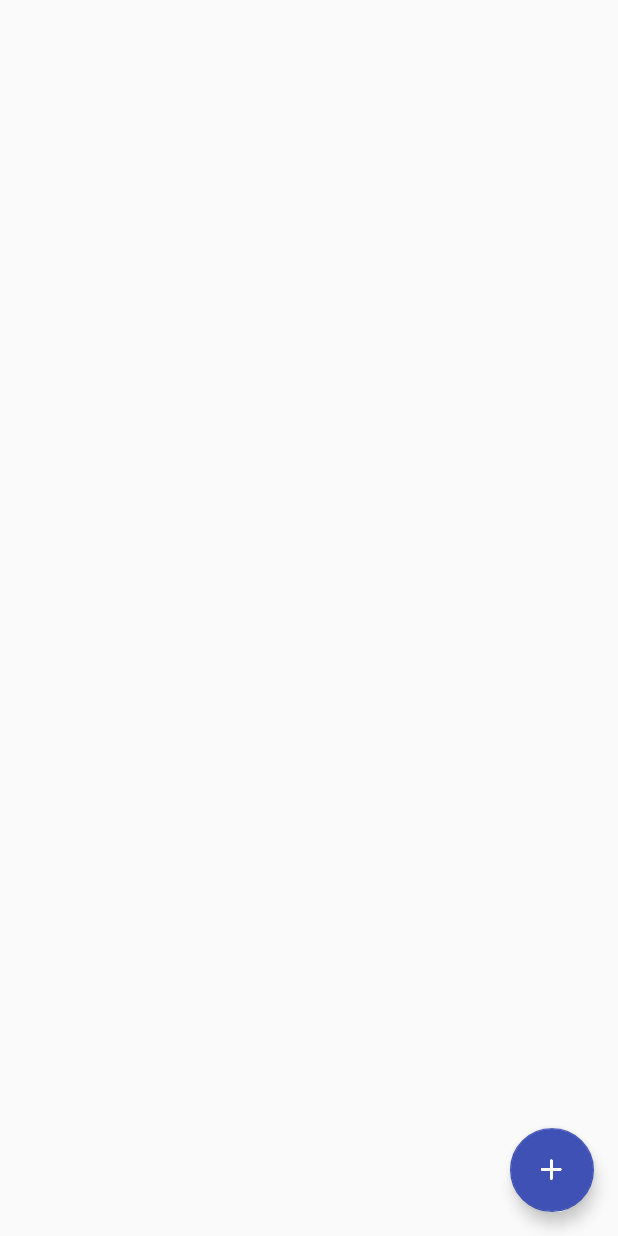
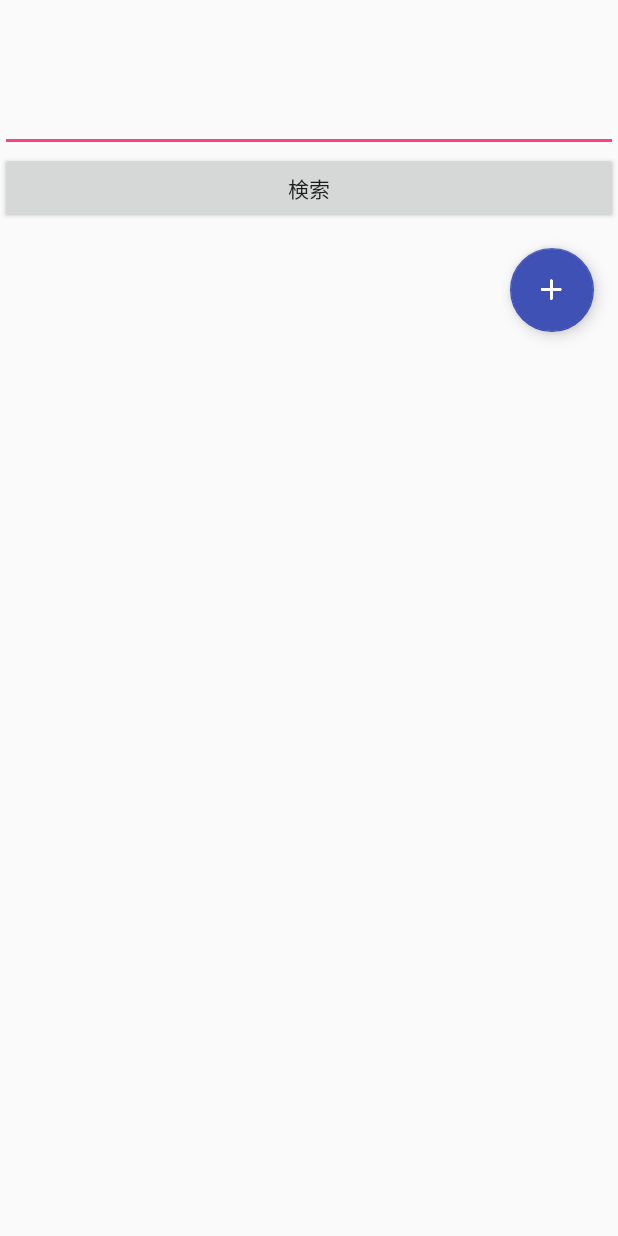
Before and after one commit to takahirochiku/TaskAppver02, an Android app: the layout activity_main.xml on its own in the app's theme, with its tools: preview values and no code run, on a phone screen of 412 x 824 dp. Run offline under Robolectric (Android 15) with nearby library versions, the phone set to English and light mode, and no system bars.

Commit message:
06/26 22:15Submit

```diff
--- a/app/src/main/java/jp/techacademy/chiku/takahiro/taskappver02/MainActivity.java
+++ b/app/src/main/java/jp/techacademy/chiku/takahiro/taskappver02/MainActivity.java
@@ -48,7 +48,7 @@ public class MainActivity extends AppCompatActivity {
             }
         });
 
-        mEditText = (EditText) findViewById(R.id.editText);
+        //mEditText = (EditText) findViewById(R.id.editText);
 
         // Realmの設定
         mRealm = Realm.getDefaultInstance();
--- a/app/src/main/res/layout/activity_main.xml
+++ b/app/src/main/res/layout/activity_main.xml
@@ -8,10 +8,30 @@
     android:fitsSystemWindows="true"
     tools:context="jp.techacademy.chiku.takahiro.taskappver02.MainActivity">
 
+    <LinearLayout
+        xmlns:android="http://schemas.android.com/apk/res/android"
+        android:layout_width="match_parent"
+        android:layout_height="match_parent"
+        android:orientation="vertical">
+
+    <EditText
+        android:layout_width="match_parent"
+        android:layout_height="wrap_content"
+        android:layout_alignParentTop="true"
+        android:id="@+id/search_editText"/>
+
+    <Button
+        android:id="@+id/search_button"
+        android:layout_width="match_parent"
+        android:layout_height="wrap_content"
+        android:layout_below="@+id/search_editText"
+        android:text="検索"/>
+
     <ListView
         android:id="@+id/listView1"
         android:layout_width="match_parent"
-        android:layout_height="match_parent"/>
+        android:layout_height="wrap_content"
+        android:layout_below="@+id/search_editText"/>
 
     <android.support.design.widget.FloatingActionButton
         android:id="@+id/fab"
@@ -22,4 +42,6 @@
         android:src="@drawable/plus"
         app:backgroundTint="@color/colorPrimary"/>
 
+    </LinearLayout>
+
 </android.support.design.widget.CoordinatorLayout>
--- a/app/src/main/res/layout/list_view.xml
+++ b/app/src/main/res/layout/list_view.xml
@@ -4,11 +4,6 @@
     android:orientation="vertical"
     android:layout_width="match_parent"
     android:layout_height="match_parent">
-
-    <!--EditText
-        android:layout_width="match_parent"
-        android:layout_height="wrap_content"
-        android:id="@+id/editText"/-->
 
     <TextView
         android:id="@+id/text1"
```
